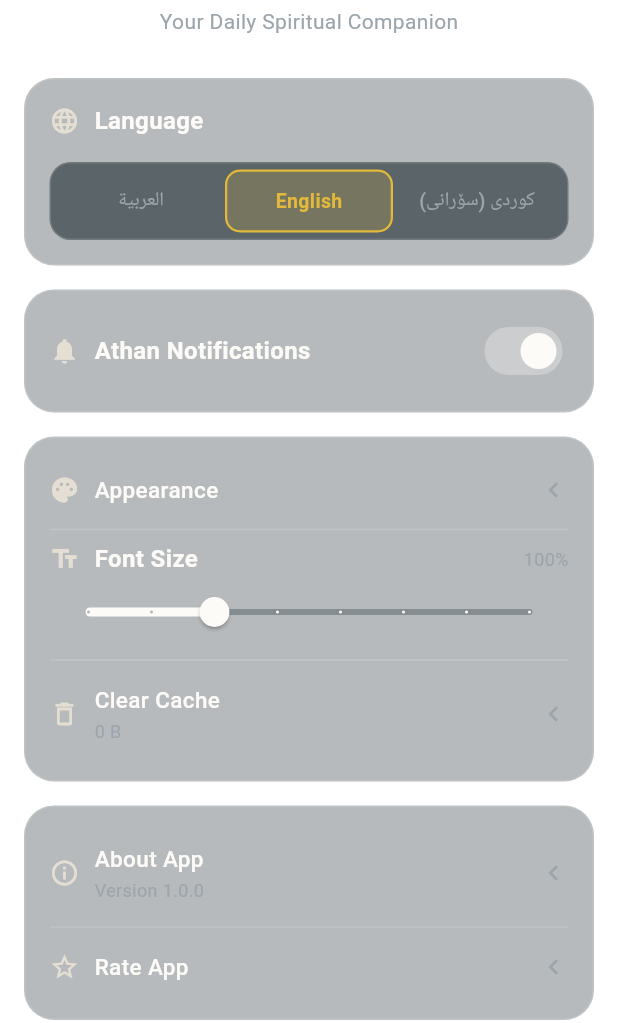
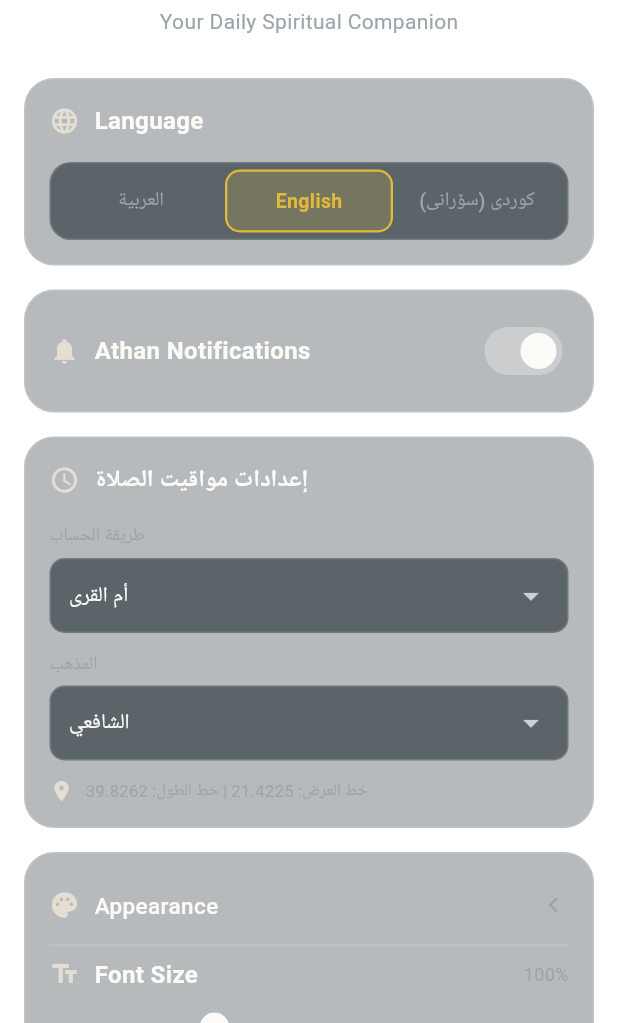
Before and after one commit to mr7li0/afaq-app, a Flutter app: the ProfileView screen opened directly, after a tap on "English", on a phone screen of 412 x 824 dp, the part 213-1236 px from its top. Run offline on Flutter 3.47's test engine with Material 3 defaults, Android fonts, the phone set to English and light mode, and no system bars; our stand-ins replace adhan, file_picker, flutter_local_notifications, flutter_svg, geolocator, hijri and 4 more; missing offline and left inert: audio_session; accounts and stored records are empty.

Commit message:
feat: prayer time settings in profile + robust init

```diff
--- a/lib/features/settings_ecosystem/presentation/views/profile_view.dart
+++ b/lib/features/settings_ecosystem/presentation/views/profile_view.dart
@@ -3,6 +3,8 @@ import 'package:provider/provider.dart';
 import '../../../../core/constants/app_constants.dart';
 import '../../../../core/constants/color_constants.dart';
 import '../../../../core/localization/l10n.dart';
+import '../../../../core/services/local_storage_service.dart';
+import '../../../../core/utils/prayer_time_utils.dart';
 import '../controllers/settings_controller.dart';
 
 /// Profile & Settings screen with language switching.
@@ -47,6 +49,8 @@ class _ProfileViewState extends State<ProfileView> {
                 _buildLanguageCard(l10n, controller),
                 const SizedBox(height: 16),
                 _buildNotificationsCard(l10n),
+                const SizedBox(height: 16),
+                _buildPrayerSettingsCard(l10n),
                 const SizedBox(height: 16),
                 _buildThemeCard(l10n, controller),
                 const SizedBox(height: 16),
@@ -219,6 +223,114 @@ class _ProfileViewState extends State<ProfileView> {
             activeThumbColor: AppColors.textPrimary,
             activeTrackColor: AppColors.textPrimary.withValues(alpha: 0.3),
             inactiveTrackColor: AppColors.glassFill,
+          ),
+        ],
+      ),
+    );
+  }
+
+  // ── Prayer Time Settings ──────────────────────────
+  Widget _buildPrayerSettingsCard(LocalizationProvider l10n) {
+    final storage = LocalStorageService();
+    final currentMethod = storage.calculationMethod;
+
+    return _buildGlassCard(
+      child: Column(
+        crossAxisAlignment: CrossAxisAlignment.start,
+        children: [
+          Row(
+            children: [
+              const Icon(Icons.access_time, color: AppColors.textSecondary, size: 20),
+              const SizedBox(width: 10),
+              Text(
+                'إعدادات مواقيت الصلاة',
+                style: const TextStyle(
+                  color: AppColors.textPrimary,
+                  fontSize: 16,
+                  fontWeight: FontWeight.w600,
+                ),
+              ),
+            ],
+          ),
+          const SizedBox(height: 16),
+          // Calculation Method
+          Text(
+            'طريقة الحساب',
+            style: const TextStyle(color: AppColors.textHint, fontSize: 12),
+          ),
+          const SizedBox(height: 6),
+          Container(
+            padding: const EdgeInsets.symmetric(horizontal: 12),
+            decoration: BoxDecoration(
+              color: AppColors.backgroundTertiary.withValues(alpha: 0.6),
+              borderRadius: BorderRadius.circular(10),
+              border: Border.all(color: AppColors.glassBorder),
+            ),
+            child: DropdownButtonHideUnderline(
+              child: DropdownButton<String>(
+                value: currentMethod,
+                isExpanded: true,
+                dropdownColor: AppColors.cardElevated,
+                style: const TextStyle(color: AppColors.textPrimary, fontSize: 14),
+                items: PrayerTimeUtils.calculationMethods.keys.map((name) {
+                  final arName = PrayerTimeUtils.methodNamesAr[name] ?? name;
+                  return DropdownMenuItem(value: name, child: Text(arName));
+                }).toList(),
+                onChanged: (value) {
+                  if (value != null) {
+                    storage.setCalculationMethod(value);
+                    setState(() {});
+                  }
+                },
+              ),
+            ),
+          ),
+          const SizedBox(height: 12),
+          // Madhab
+          Text(
+            'المذهب',
+            style: const TextStyle(color: AppColors.textHint, fontSize: 12),
+          ),
+          const SizedBox(height: 6),
+          Container(
+            padding: const EdgeInsets.symmetric(horizontal: 12),
+            decoration: BoxDecoration(
+              color: AppColors.backgroundTertiary.withValues(alpha: 0.6),
+              borderRadius: BorderRadius.circular(10),
+              border: Border.all(color: AppColors.glassBorder),
+            ),
+            child: DropdownButtonHideUnderline(
+              child: DropdownButton<String>(
+                value: storage.prefs.getString(AppConstants.keyMadhab) ?? 'Shafi\'i',
+                isExpanded: true,
+                dropdownColor: AppColors.cardElevated,
+                style: const TextStyle(color: AppColors.textPrimary, fontSize: 14),
+                items: PrayerTimeUtils.madhabOptions.keys.map((name) {
+                  final arName = PrayerTimeUtils.madhabNamesAr[name] ?? name;
+                  return DropdownMenuItem(value: name, child: Text(arName));
+                }).toList(),
+                onChanged: (value) {
+                  if (value != null) {
+                    storage.prefs.setString(AppConstants.keyMadhab, value);
+                    setState(() {});
+                  }
+                },
+              ),
+            ),
+          ),
+          const SizedBox(height: 12),
+          // Location info
+          Row(
+            children: [
+              const Icon(Icons.location_on, color: AppColors.textSecondary, size: 16),
+              const SizedBox(width: 8),
+              Expanded(
+                child: Text(
+                  'خط العرض: ${storage.latitude.toStringAsFixed(4)} | خط الطول: ${storage.longitude.toStringAsFixed(4)}',
+                  style: const TextStyle(color: AppColors.textHint, fontSize: 11),
+                ),
+              ),
+            ],
           ),
         ],
       ),
```
